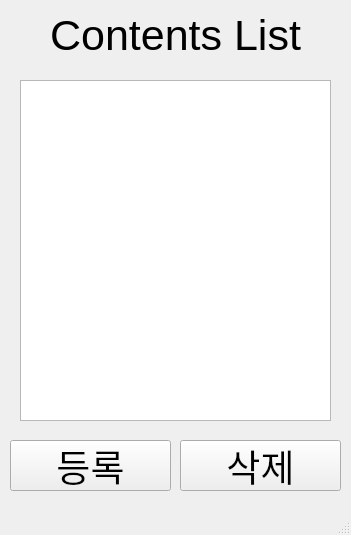
This is KUFLIXServer/GUI/server.ui in llllssss94/KUFLIX as Qt 5 draws it before an edit. The edited form follows.
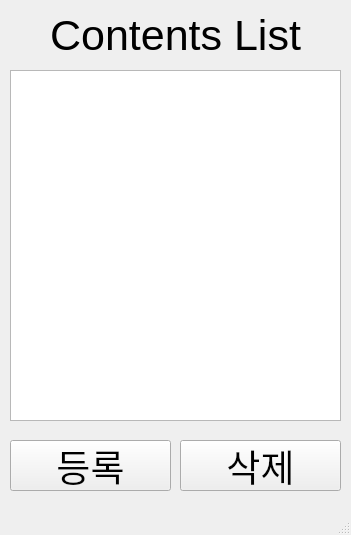
This is the edited form.

```diff
--- a/KUFLIXServer/GUI/server.ui
+++ b/KUFLIXServer/GUI/server.ui
@@ -71,13 +71,13 @@
      <string>삭제</string>
     </property>
    </widget>
-   <widget class="QListView" name="ListView">
+   <widget class="QListWidget" name="itemList">
     <property name="geometry">
      <rect>
-      <x>20</x>
-      <y>80</y>
-      <width>311</width>
-      <height>341</height>
+      <x>10</x>
+      <y>70</y>
+      <width>331</width>
+      <height>351</height>
      </rect>
     </property>
    </widget>
```
